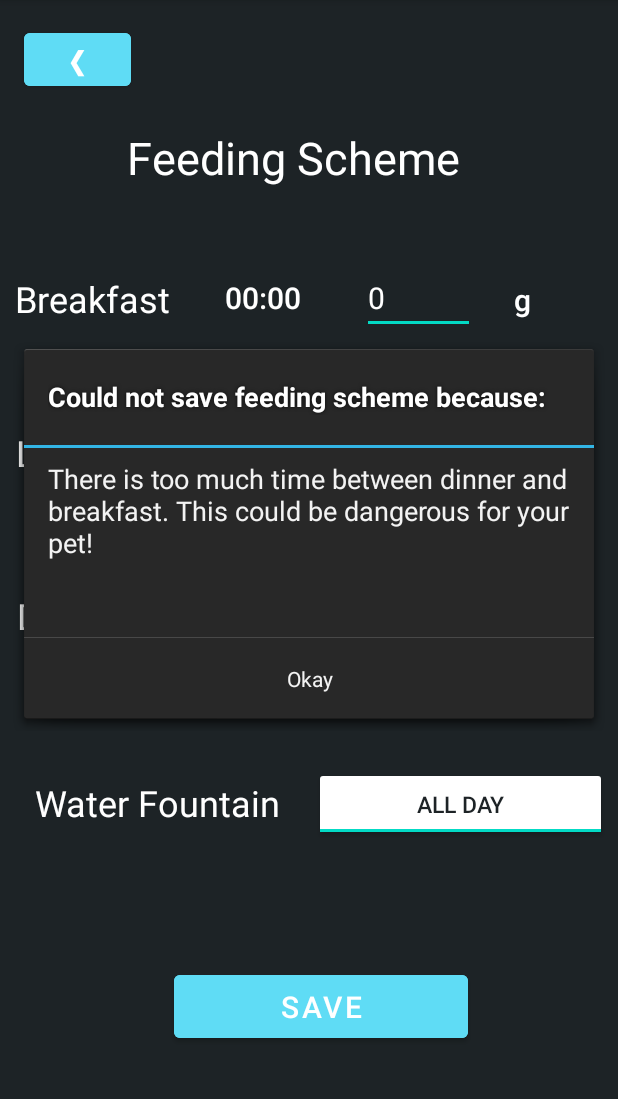
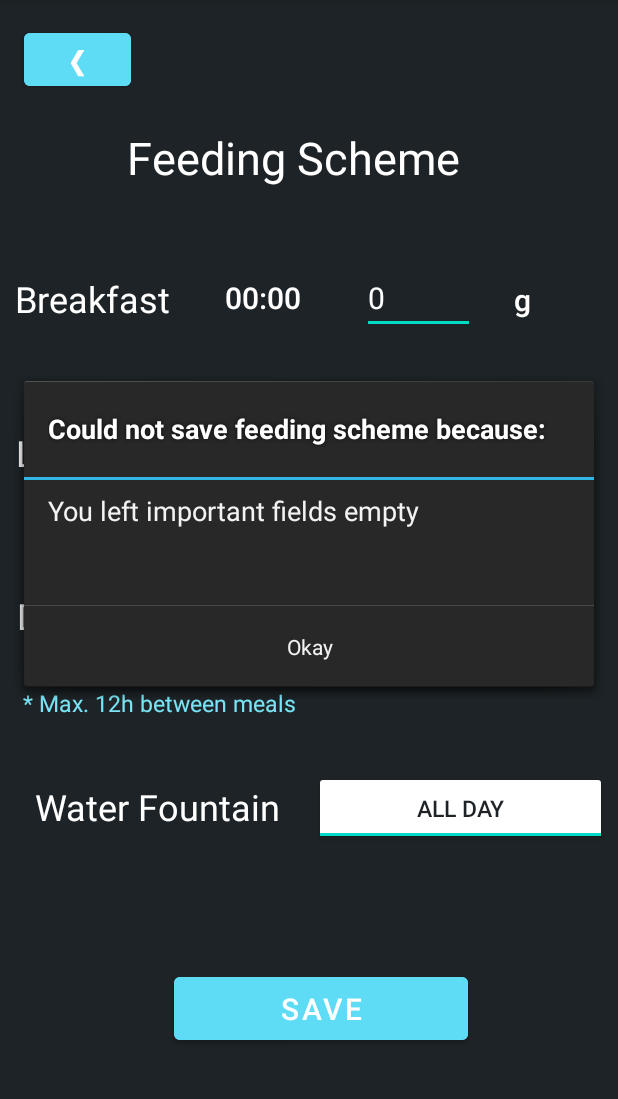
Before and after one commit to soniadeca28/SnackInator, an Android app: the FeedingScheme screen opened directly, with no data from a screen before it, after a tap on "SAVE", on a phone screen of 412 x 824 dp, the part 84-1183 px from its top. Run offline under Robolectric (Android 15) with nearby library versions, the phone set to English and light mode, and no system bars; our stand-ins replace Firebase (no records; nobody signed in at launch, a user with empty details on screens opened directly); 1 statement that could not run was skipped.

Commit message:
Some refactoring, some more ckecks and warnings for them, implemented code validation for logging in

```diff
--- a/app/src/main/java/com/example/snackinator/FeedingScheme.java
+++ b/app/src/main/java/com/example/snackinator/FeedingScheme.java
@@ -23,6 +23,7 @@ import java.text.ParseException;
 import java.text.SimpleDateFormat;
 import java.util.Date;
 import java.util.Locale;
+import java.util.TimeZone;
 
 public class FeedingScheme extends AppCompatActivity {
 
@@ -41,11 +42,15 @@ public class FeedingScheme extends AppCompatActivity {
     private boolean dinnerTimeButtonClicked;
     private TextView servingBreakfast, servingLunch, servingDinner;
     private DatabaseReference databaseReference;
+    private String CODE;
 
     @Override
     protected void onCreate(Bundle savedInstanceState) {
         super.onCreate(savedInstanceState);
         setContentView(R.layout.activity_feeding_scheme);
+
+        Bundle info = getIntent().getExtras();
+        CODE = info.getString("CODE");
 
         final String databaseLink = "https://snackinator-lic-default-rtdb.europe-west1.firebasedatabase.app";
 
@@ -82,9 +87,14 @@ public class FeedingScheme extends AppCompatActivity {
 
 
     private void retrieveDataFromFirebase() {
-        databaseReference.child("/dataFromApp").addValueEventListener(new ValueEventListener() {
+        databaseReference.child("SnackInators").child(CODE).child("/dataFromApp").addValueEventListener(new ValueEventListener() {
             @Override
             public void onDataChange(@NonNull DataSnapshot snapshot) {
+
+                if (!snapshot.hasChildren()) {
+                    databaseReference.child("SnackInators").child(CODE).child("/Exists").setValue(true);
+                }
+
                 Long hBkf = snapshot.child("/breakfastHour").getValue(Long.class);
                 Long mBkf = snapshot.child("/breakfastMinute").getValue(Long.class);
 
@@ -94,11 +104,11 @@ public class FeedingScheme extends AppCompatActivity {
                 Long hDn = snapshot.child("/dinnerHour").getValue(Long.class);
                 Long mDn = snapshot.child("/dinnerMinute").getValue(Long.class);
 
-                String sBkf = snapshot.child("/servingBreakfast").getValue(String.class);
+                Integer sBkf = snapshot.child("/servingBreakfast").getValue(Integer.class);
 
-                String sLch = snapshot.child("/servingLunch").getValue(String.class);
+                Integer sLch = snapshot.child("/servingLunch").getValue(Integer.class);
 
-                String sDn = snapshot.child("/servingDinner").getValue(String.class);
+                Integer sDn = snapshot.child("/servingDinner").getValue(Integer.class);
 
                 Long fountain = snapshot.child("/fountainAllDay").getValue(Long.class);
 
@@ -123,19 +133,19 @@ public class FeedingScheme extends AppCompatActivity {
                 if (sBkf == null) {
                     servingBreakfast.setText("0");
                 } else {
-                    servingBreakfast.setText(sBkf.trim());
+                    servingBreakfast.setText(String.valueOf(sBkf));
                 }
 
                 if (sLch == null) {
                     servingLunch.setText("0");
                 } else {
-                    servingLunch.setText(sLch.trim());
+                    servingLunch.setText(String.valueOf(sLch));
                 }
 
                 if (sDn == null) {
                     servingDinner.setText("0");
                 } else {
-                    servingDinner.setText(sDn.trim());
+                    servingDinner.setText(String.valueOf(sDn));
                 }
 
                 if (fountain == null || fountain == 1) {
@@ -149,7 +159,7 @@ public class FeedingScheme extends AppCompatActivity {
             @Override
             public void onCancelled(@NonNull DatabaseError error) {
                 Toast.makeText(FeedingScheme.this, "Some of your data could not be retrieved from our database! \n", Toast.LENGTH_SHORT).show();
-                Log.println(Log.WARN, "WARNING_firebase", "Could not retrieve some of the data from firebase \n");
+                Log.println(Log.ERROR, "WARNING_firebase", "Could not retrieve some of the data from firebase to update data in Feeding Scheme\n");
                 breakfastTimeButton.setText(String.format(Locale.getDefault(), "%02d:%02d", 0, 0));
                 lunchTimeButton.setText(String.format(Locale.getDefault(), "%02d:%02d", 0, 0));
                 dinnerTimeButton.setText(String.format(Locale.getDefault(), "%02d:%02d", 0, 0));
@@ -165,33 +175,96 @@ public class FeedingScheme extends AppCompatActivity {
 
         SimpleDateFormat timeParser = new SimpleDateFormat("HH:mm", Locale.ENGLISH);
 
+        timeParser.setTimeZone(TimeZone.getTimeZone("UTC"));
+
         try {
-            Date breakfastTime = timeParser.parse(breakfastTimeButton.getText().toString());
+            Date breakfastTime = timeParser.parse(breakfastTimeButton.getText().toString().trim());
 
-            Date lunchTime = timeParser.parse(lunchTimeButton.getText().toString());
+            Date lunchTime = timeParser.parse(lunchTimeButton.getText().toString().trim());
 
-            Date dinnerTime = timeParser.parse(dinnerTimeButton.getText().toString());
+            Date dinnerTime = timeParser.parse(dinnerTimeButton.getText().toString().trim());
 
             assert breakfastTime != null;
             assert lunchTime != null;
             assert dinnerTime != null;
 
-            if (breakfastTime.after(lunchTime) || breakfastTime.after(dinnerTime) || lunchTime.after(dinnerTime)) {
-                warningMessages += "The times you set for the meals are not properly ordered! \n\n";
-            }
+            boolean nothingSet = breakfastTime.getTime() / (float) oneHourInMilliseconds == 0
+                    && lunchTime.getTime() / (float) oneHourInMilliseconds == 0
+                    && dinnerTime.getTime() / (float) oneHourInMilliseconds == 0
+                    // all meal times are still default hours
+                    && (servingBreakfast.getText().toString().trim().isEmpty() || servingBreakfast.getText().toString().trim().equals(getString(R.string._0)))
+                    && (servingLunch.getText().toString().trim().isEmpty() || servingLunch.getText().toString().trim().equals(getString(R.string._0)))
+                    && (servingDinner.getText().toString().trim().isEmpty() || servingDinner.getText().toString().trim().equals(getString(R.string._0)));
+            // and all servings are still default values
 
-            if (breakfastTime.getTime() / (double) oneHourInMilliseconds + 24 - dinnerTime.getTime() / (double) oneHourInMilliseconds > 12) // time gap between dinner and next day's breakfast
+            boolean wrongOrder = breakfastTime.after(lunchTime) || breakfastTime.after(dinnerTime) || lunchTime.after(dinnerTime)
+                    // all three meal servings are set but they are in the wrong order
+                    || ((servingLunch.getText().toString().trim().equals(getString(R.string._0)) || servingLunch.getText().toString().trim().isEmpty()) && breakfastTime.after(dinnerTime));
+            // only breakfast and lunch are set and they are in the wrong order
+
+            boolean lunchIsSet = !servingLunch.getText().toString().trim().equals(getString(R.string._0)) && !servingLunch.getText().toString().trim().isEmpty();
+
+            boolean dinnerToBreakfastGapTooBig = breakfastTime.getTime() / (double) oneHourInMilliseconds + 24 - dinnerTime.getTime() / (double) oneHourInMilliseconds > 12;
+
+            boolean breakfastToLunchGapTooBig = lunchTime.getTime() / (double) oneHourInMilliseconds - breakfastTime.getTime() / (double) oneHourInMilliseconds > 12;
+
+            boolean lunchToDinnerGapTooBig = dinnerTime.getTime() / (double) oneHourInMilliseconds - lunchTime.getTime() / (double) oneHourInMilliseconds > 12;
+
+            boolean breakfastToDinnerGapTooBig = dinnerTime.getTime() / (double) oneHourInMilliseconds - breakfastTime.getTime() / (double) oneHourInMilliseconds > 12;
+
+            boolean breakfastOrDinnerNotSet = servingBreakfast.getText().toString().trim().equals(getString(R.string._0)) || servingDinner.getText().toString().trim().equals(getString(R.string._0)) ||
+                    servingBreakfast.getText().toString().trim().isEmpty() || servingDinner.getText().toString().trim().isEmpty();
+
+            boolean noHourSet = breakfastTime.getTime() / (float) oneHourInMilliseconds == 0
+                    && lunchTime.getTime() / (float) oneHourInMilliseconds == 0
+                    && dinnerTime.getTime() / (float) oneHourInMilliseconds == 0;
+            // all meal times are still default hours
+
+            boolean noServingSet = (servingBreakfast.getText().toString().trim().isEmpty() || servingBreakfast.getText().toString().trim().equals(getString(R.string._0)))
+                    && (servingLunch.getText().toString().trim().isEmpty() || servingLunch.getText().toString().trim().equals(getString(R.string._0)))
+                    && (servingDinner.getText().toString().trim().isEmpty() || servingDinner.getText().toString().trim().equals(getString(R.string._0)));
+            // and all servings are still default values
+
+            if (nothingSet || noHourSet || noServingSet) // if there's nothing set there's no point in verifying anything else
             {
-                warningMessages += "There is too much time between dinner and breakfast. This could be dangerous for your pet! \n\n";
-            }
+                warningMessages = "You left important fields empty \n\n";
+            } else { //if values are set but they are wrong
 
-            if (lunchTime.getTime() / (double) oneHourInMilliseconds - breakfastTime.getTime() / (double) oneHourInMilliseconds > 12) //time gap between lunch and breakfast of the same day
-            {
-                warningMessages += "There is too much time between breakfast and lunch. This could be dangerous for your pet! \n\n";
-            }
+                if (wrongOrder) {
+                    warningMessages += "The times you set for the meals are not properly ordered! \n\n";
+                }
 
-            if (dinnerTime.getTime() / (double) oneHourInMilliseconds - lunchTime.getTime() / (double) oneHourInMilliseconds > 12) {
-                warningMessages += "There is too much time between lunch and dinner. This could be dangerous for your pet! \n\n";
+                if (dinnerToBreakfastGapTooBig && !wrongOrder) // time gap between dinner and next day's breakfast too big, if the order is wrong there's no point to pop the warning
+                {
+                    warningMessages += "There is too much time between dinner and breakfast of the following day. To keep your pet safe, no more than 12 hours should pass between meals!\n\n";
+                }
+
+                if (lunchIsSet) { //lunch is set so there should be 3 meals per day
+
+                    if (breakfastToLunchGapTooBig && !wrongOrder) //time gap between lunch and breakfast of the same day, if the order is wrong there's no point to pop the warning
+                    {
+                        warningMessages += "There is too much time between breakfast and lunch. To keep your pet safe, no more than 12 hours should pass between meals!\n\n";
+                    }
+
+                    if (lunchToDinnerGapTooBig && !wrongOrder) {
+                        warningMessages += "There is too much time between lunch and dinner. To keep your pet safe, no more than 12 hours should pass between meals!\n\n";
+                    }
+
+                    if (breakfastOrDinnerNotSet) // breakfast or dinner is not set
+                    {
+                        warningMessages += "Breakfast and dinner are mandatory!\n\n";
+                    }
+                } else { //lunch is not set so there should be 2 meals per day
+
+                    if (breakfastOrDinnerNotSet) // breakfast or dinner is not set --> less than 2 meals per day
+                    {
+                        warningMessages += "Only lunch is optional. Breakfast and dinner are mandatory (the minimum number of meals per day is 2)!\n\n";
+                    } else if (breakfastToDinnerGapTooBig && !wrongOrder) //dinner and breakfast are set, but the time gap between them (same day) is too much
+                    {
+                        warningMessages += "There is too much time between breakfast and dinner of the same day. To keep your pet safe, no more than 12 hours should pass between meals!\n\n";
+                    }
+                }
+
             }
 
         } catch (ParseException e) {
@@ -223,34 +296,38 @@ public class FeedingScheme extends AppCompatActivity {
 
         if (breakfastTimeButtonClicked) // checks if the button has been clicked
         {
-            databaseReference.child("/dataFromApp").child("/breakfastHour").setValue(hourBreakfast); //if it was clicked it saves the new time
-            databaseReference.child("/dataFromApp").child("/breakfastMinute").setValue(minuteBreakfast);
+            databaseReference.child("SnackInators").child(CODE).child("/dataFromApp").child("/breakfastHour").setValue(hourBreakfast); //if it was clicked it saves the new time
+            databaseReference.child("SnackInators").child(CODE).child("/dataFromApp").child("/breakfastMinute").setValue(minuteBreakfast);
             breakfastTimeButtonClicked = false;
         }//if the button wasn't clicked it doesn't save anything, bc if it did save it would be 0 for both hour and minutes!!
 
         if (lunchTimeButtonClicked) {
-            databaseReference.child("/dataFromApp").child("/lunchHour").setValue(hourLunch);
-            databaseReference.child("/dataFromApp").child("/lunchMinute").setValue(minuteLunch);
+            databaseReference.child("SnackInators").child(CODE).child("/dataFromApp").child("/lunchHour").setValue(hourLunch);
+            databaseReference.child("SnackInators").child(CODE).child("/dataFromApp").child("/lunchMinute").setValue(minuteLunch);
             lunchTimeButtonClicked = false;
         }
 
         if (dinnerTimeButtonClicked) {
-            databaseReference.child("/dataFromApp").child("/dinnerHour").setValue(hourDinner);
-            databaseReference.child("/dataFromApp").child("/dinnerMinute").setValue(minuteDinner);
+            databaseReference.child("SnackInators").child(CODE).child("/dataFromApp").child("/dinnerHour").setValue(hourDinner);
+            databaseReference.child("SnackInators").child(CODE).child("/dataFromApp").child("/dinnerMinute").setValue(minuteDinner);
             dinnerTimeButtonClicked = false;
         }
 
         if (waterChoiceButton.getText().toString().trim().equals("All day")) {
-            databaseReference.child("/dataFromApp").child("/fountainAllDay").setValue(1);
+            databaseReference.child("SnackInators").child(CODE).child("/dataFromApp").child("/fountainAllDay").setValue(1);
         } else {
-            databaseReference.child("/dataFromApp").child("/fountainAllDay").setValue(0);
+            databaseReference.child("SnackInators").child(CODE).child("/dataFromApp").child("/fountainAllDay").setValue(0);
         }
 
-        databaseReference.child("/dataFromApp").child("/servingBreakfast").setValue(servingBreakfast.getText().toString().trim());
+        databaseReference.child("SnackInators").child(CODE).child("/dataFromApp").child("/servingBreakfast").setValue(Integer.parseInt(servingBreakfast.getText().toString().trim()));
 
-        databaseReference.child("/dataFromApp").child("/servingLunch").setValue(servingLunch.getText().toString().trim());
+        if (servingLunch.getText().toString().trim().isEmpty()) {
+            databaseReference.child("SnackInators").child(CODE).child("/dataFromApp").child("/servingLunch").setValue(0);
+        } else {
+            databaseReference.child("SnackInators").child(CODE).child("/dataFromApp").child("/servingLunch").setValue(Integer.parseInt(servingLunch.getText().toString().trim()));
+        }
 
-        databaseReference.child("/dataFromApp").child("/servingDinner").setValue(servingDinner.getText().toString().trim());
+        databaseReference.child("SnackInators").child(CODE).child("/dataFromApp").child("/servingDinner").setValue(Integer.parseInt(servingDinner.getText().toString().trim()));
 
         Toast.makeText(FeedingScheme.this, "Saved successfully! \n", Toast.LENGTH_SHORT).show();
 
--- a/app/src/main/res/layout/activity_feeding_scheme.xml
+++ b/app/src/main/res/layout/activity_feeding_scheme.xml
@@ -107,7 +107,24 @@
         app:layout_constraintHorizontal_bias="0.5"
         app:layout_constraintStart_toEndOf="@+id/water"
         app:layout_constraintTop_toBottomOf="@+id/servingSize3"
+        app:layout_constraintVertical_bias="0.333"
         tools:ignore="TouchTargetSizeCheck" />
+
+    <TextView
+        android:id="@+id/water"
+        android:layout_width="195dp"
+        android:layout_height="42dp"
+        android:layout_marginTop="7dp"
+        android:text="@string/water"
+        android:textAlignment="center"
+        android:textColor="@color/white"
+        android:textSize="24sp"
+        app:layout_constraintBottom_toBottomOf="@+id/waterChoice"
+        app:layout_constraintEnd_toStartOf="@+id/waterChoice"
+        app:layout_constraintHorizontal_bias="0.5"
+        app:layout_constraintStart_toStartOf="parent"
+        app:layout_constraintTop_toTopOf="@+id/waterChoice"
+        app:layout_constraintVertical_bias="0.0" />
 
     <TextView
         android:id="@+id/lunch"
@@ -120,6 +137,21 @@
         app:layout_constraintBottom_toBottomOf="@+id/lunchTime"
         app:layout_constraintEnd_toStartOf="@+id/lunchTime"
         app:layout_constraintHorizontal_bias="0.5"
+        app:layout_constraintStart_toStartOf="parent"
+        app:layout_constraintTop_toTopOf="@+id/lunchTime"
+        app:layout_constraintVertical_bias="1.0" />
+
+    <TextView
+        android:id="@+id/lunch_opt"
+        android:layout_width="46dp"
+        android:layout_height="35dp"
+        android:layout_marginBottom="1dp"
+        android:text="@string/opt"
+        android:textColor="@color/white"
+        android:textSize="18sp"
+        app:layout_constraintBottom_toBottomOf="@+id/lunchTime"
+        app:layout_constraintEnd_toStartOf="@+id/lunchTime"
+        app:layout_constraintHorizontal_bias="0.879"
         app:layout_constraintStart_toStartOf="parent"
         app:layout_constraintTop_toTopOf="@+id/lunchTime"
         app:layout_constraintVertical_bias="1.0" />
@@ -159,22 +191,6 @@
         app:layout_constraintStart_toEndOf="@+id/servingSize1"
         app:layout_constraintTop_toBottomOf="@+id/feedingSchemeTitle"
         tools:ignore="DuplicateSpeakableTextCheck" />
-
-    <TextView
-        android:id="@+id/water"
-        android:layout_width="195dp"
-        android:layout_height="42dp"
-        android:layout_marginTop="7dp"
-        android:text="@string/water"
-        android:textAlignment="center"
-        android:textColor="@color/white"
-        android:textSize="24sp"
-        app:layout_constraintBottom_toBottomOf="@+id/waterChoice"
-        app:layout_constraintEnd_toStartOf="@+id/waterChoice"
-        app:layout_constraintHorizontal_bias="0.5"
-        app:layout_constraintStart_toStartOf="parent"
-        app:layout_constraintTop_toTopOf="@+id/waterChoice"
-        app:layout_constraintVertical_bias="0.0" />
 
     <EditText
         android:id="@+id/servingSize2"
@@ -276,6 +292,22 @@
         app:layout_constraintTop_toTopOf="@+id/dinnerTime"
         app:layout_constraintVertical_bias="1.0" />
 
+    <TextView
+        android:id="@+id/maxTime"
+        android:layout_width="339dp"
+        android:layout_height="21dp"
+        android:layout_marginStart="5dp"
+        android:layout_marginTop="20dp"
+        android:layout_marginEnd="47dp"
+        android:layout_marginBottom="39dp"
+        android:text="@string/maxTime"
+        android:textColor="@color/baby_blue"
+        android:textSize="15sp"
+        app:layout_constraintBottom_toTopOf="@+id/water"
+        app:layout_constraintEnd_toEndOf="@+id/grams3"
+        app:layout_constraintStart_toStartOf="@+id/dinner"
+        app:layout_constraintTop_toBottomOf="@+id/dinnerTime" />
+
     <Button
         android:id="@+id/grams3"
         style="?android:attr/borderlessButtonStyle"
@@ -344,56 +376,64 @@
         android:layout_width="wrap_content"
         android:layout_height="wrap_content"
         app:barrierDirection="top"
-        app:constraint_referenced_ids="feedingSchemeTitle" />
+        app:constraint_referenced_ids="feedingSchemeTitle"
+        tools:layout_editor_absoluteY="85dp" />
 
     <androidx.constraintlayout.widget.Barrier
         android:id="@+id/barrier32"
         android:layout_width="wrap_content"
         android:layout_height="wrap_content"
         app:barrierDirection="top"
-        app:constraint_referenced_ids="breakfast,breakfastTime,servingSize1,grams1" />
+        app:constraint_referenced_ids="breakfast,breakfastTime,servingSize1,grams1"
+        tools:layout_editor_absoluteY="175dp" />
 
     <androidx.constraintlayout.widget.Barrier
         android:id="@+id/barrier33"
         android:layout_width="wrap_content"
         android:layout_height="wrap_content"
         app:barrierDirection="top"
-        app:constraint_referenced_ids="lunch,lunchTime,servingSize2,grams2" />
+        app:constraint_referenced_ids="lunch,lunchTime,servingSize2,grams2"
+        tools:layout_editor_absoluteY="280dp" />
 
     <androidx.constraintlayout.widget.Barrier
         android:id="@+id/barrier34"
         android:layout_width="wrap_content"
         android:layout_height="wrap_content"
         app:barrierDirection="top"
-        app:constraint_referenced_ids="dinner,dinnerTime,servingSize3,grams3" />
+        app:constraint_referenced_ids="dinner,dinnerTime,servingSize3,grams3"
+        tools:layout_editor_absoluteY="388dp" />
 
     <androidx.constraintlayout.widget.Barrier
         android:id="@+id/barrier35"
         android:layout_width="wrap_content"
         android:layout_height="wrap_content"
         app:barrierDirection="top"
-        app:constraint_referenced_ids="water,waterChoice" />
+        app:constraint_referenced_ids="water,waterChoice"
+        tools:layout_editor_absoluteY="499dp" />
 
     <androidx.constraintlayout.widget.Barrier
         android:id="@+id/barrier36"
         android:layout_width="wrap_content"
         android:layout_height="wrap_content"
         app:barrierDirection="top"
-        app:constraint_referenced_ids="saveButton" />
+        app:constraint_referenced_ids="saveButton"
+        tools:layout_editor_absoluteY="619dp" />
 
     <androidx.constraintlayout.widget.Barrier
         android:id="@+id/barrier37"
         android:layout_width="wrap_content"
         android:layout_height="wrap_content"
         app:barrierDirection="left"
-        app:constraint_referenced_ids="backButton" />
+        app:constraint_referenced_ids="backButton"
+        tools:layout_editor_absoluteX="16dp" />
 
     <androidx.constraintlayout.widget.Barrier
         android:id="@+id/barrier38"
         android:layout_width="wrap_content"
         android:layout_height="wrap_content"
         app:barrierDirection="top"
-        app:constraint_referenced_ids="backButton" />
+        app:constraint_referenced_ids="backButton"
+        tools:layout_editor_absoluteY="16dp" />
 
 
 </androidx.constraintlayout.widget.ConstraintLayout>
--- a/app/src/main/res/values/strings.xml
+++ b/app/src/main/res/values/strings.xml
@@ -9,7 +9,9 @@
     <string name="breakfast">Breakfast</string>
     <string name="_00_00">00:00</string>
     <string name="lunch">Lunch</string>
+    <string name="opt">(opt.)</string>
     <string name="dinner">Dinner</string>
+    <string name="maxTime">* Max. 12h between meals</string>
     <string name="serving">Serving</string>
     <string name="g">g</string>
     <string name="_100">100</string>
```
Also changed, not shown: app/src/main/java/com/example/snackinator/MainActivity.java (+42 -2 lines).
